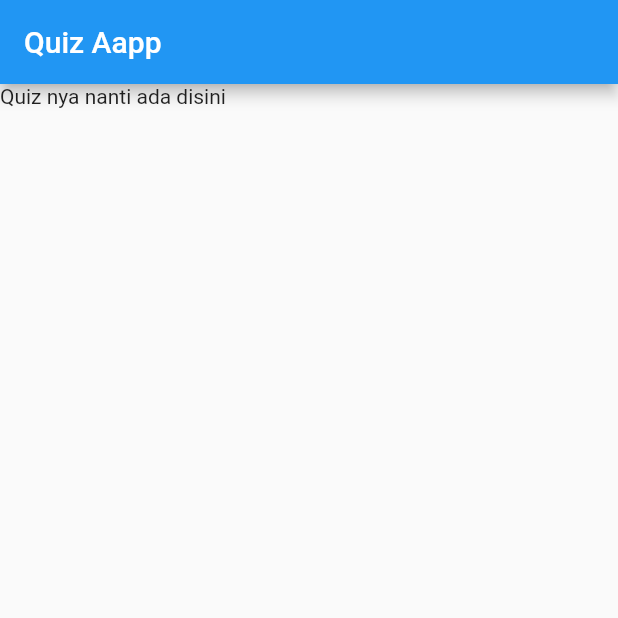
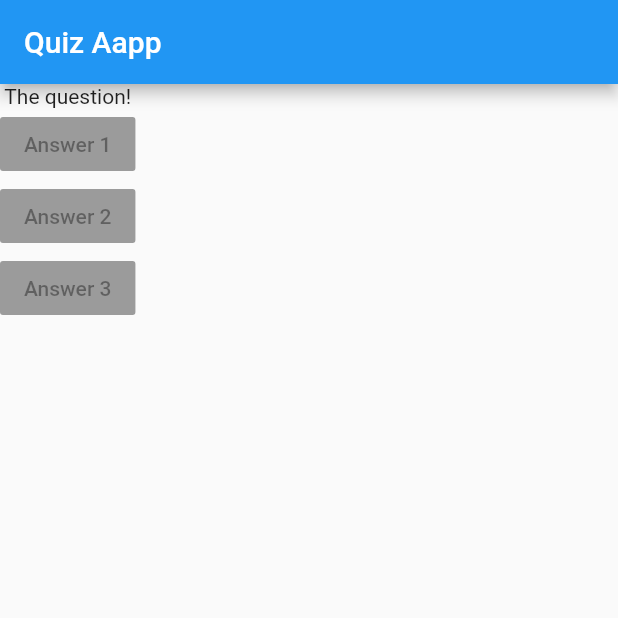
Before and after one commit to bahrie127/course_flutter_udemy_quiz_app, a Flutter app: the screen it shows after launch, on a phone screen of 412 x 824 dp, the top half of it. Run offline on Flutter 3.47's test engine with Material 2 defaults, Android fonts, the phone set to English and light mode, and no system bars.

Commit message:
Adding layout widgets

```diff
--- a/lib/main.dart
+++ b/lib/main.dart
@@ -5,13 +5,32 @@ void main() => runApp(MyApp());
 class MyApp extends StatelessWidget {
   @override
   Widget build(BuildContext context) {
+    var questions = [
+      'What\'s your favorite color?',
+      'What\'s your favorite animal?',
+    ];
     return MaterialApp(
       home: Scaffold(
-        appBar: AppBar(
-          title: Text('Quiz Aapp'),
-        ),
-        body: Text('Quiz nya nanti ada disini'),
-      ),
+          appBar: AppBar(
+            title: Text('Quiz Aapp'),
+          ),
+          body: Column(
+            children: [
+              Text('The question!'),
+              RaisedButton(
+                onPressed: null,
+                child: Text('Answer 1'),
+              ),
+              RaisedButton(
+                onPressed: null,
+                child: Text('Answer 2'),
+              ),
+              RaisedButton(
+                onPressed: null,
+                child: Text('Answer 3'),
+              ),
+            ],
+          )),
     );
   }
 }
```
